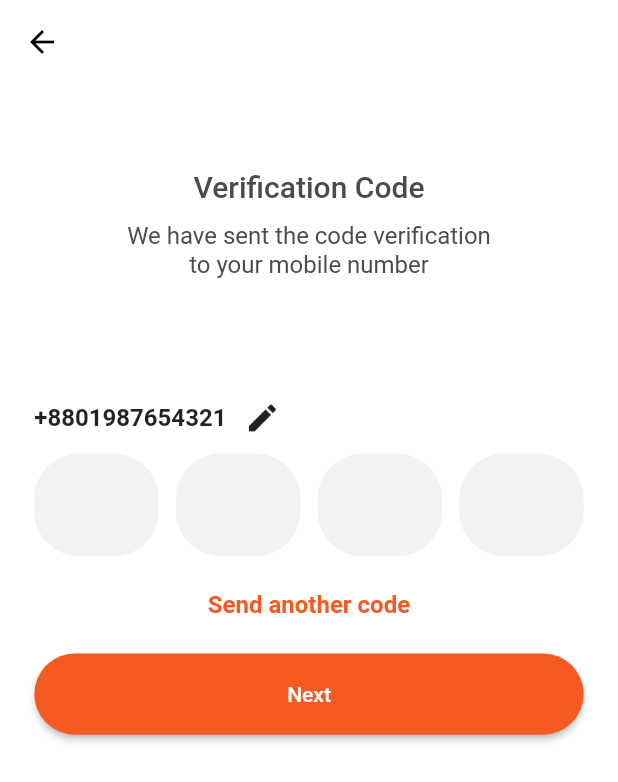
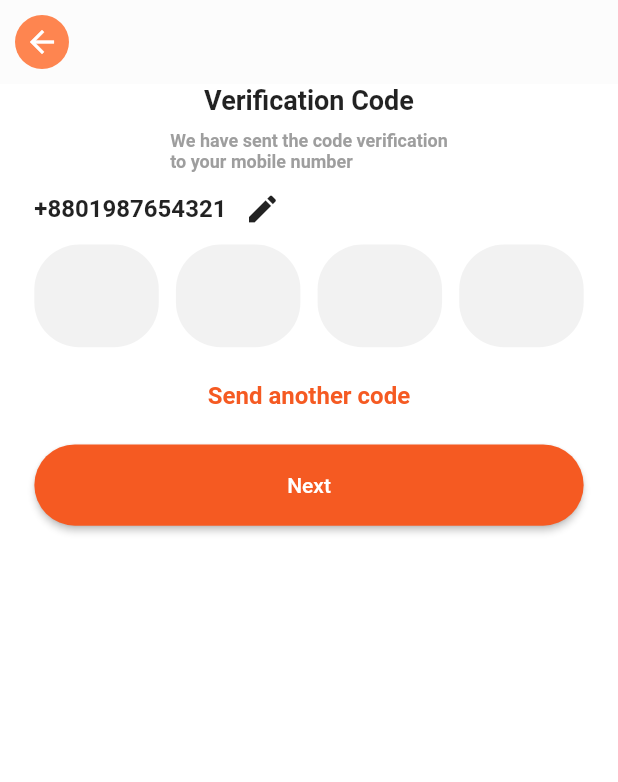
Before and after one commit to excelitai-imam/my_ride, a Flutter app: the PassResetPage screen opened by its route, after a tap on "Next", on a phone screen of 412 x 824 dp. Shown: the top 782 px of the screen. Run offline on Flutter 3.47's test engine with Material 2 defaults, Android fonts, the phone set to English and light mode, and no system bars; our stand-ins replace flutter_screenutil, font_awesome_flutter, lottie; missing offline and left inert: flutter_slider_indicator; network calls fail.

Commit message:
5th commit

```diff
--- a/lib/constants.dart
+++ b/lib/constants.dart
@@ -11,5 +11,5 @@ const String kRouteResetPass = '/passreset';
 const String kRouteLoginOtp = '/loginotp';
 const String kRouteRegisterOtp = '/registerotp';
 const String kRouteRestePassOtp = '/resetpassotp';
-const String kRoute = '/';
+const String kRouteNewPassOtp = '/newpass';
 // const String kRoute = '/';
--- a/lib/src/pages/entry/resetpass_otp_page.dart
+++ b/lib/src/pages/entry/resetpass_otp_page.dart
@@ -17,22 +17,55 @@ class _ResetpassOtpPageState extends State<ResetpassOtpPage> {
   Widget build(BuildContext context) {
     return Scaffold(
       appBar: AppBar(
-        backgroundColor: Colors.transparent,
         elevation: 0,
-        leading: const BackButton(
-          color: Colors.black,
+        backgroundColor: const Color(0xfffcfcfc),
+        leading: GestureDetector(
+          onTap: () {
+            Navigator.pushReplacementNamed(context, kRouteResetPass);
+          },
+          child: const Padding(
+            padding: EdgeInsets.symmetric(horizontal: 10),
+            child: CircleAvatar(
+              backgroundColor: Color(0xfffe8550),
+              child: Icon(Icons.arrow_back, color: Colors.white),
+            ),
+          ),
         ),
       ),
       body: Container(
         padding: EdgeInsets.symmetric(horizontal: kHorizontalPadding),
-        height: MediaQuery.of(context).size.height,
         child: Column(
+          // crossAxisAlignment: CrossAxisAlignment.center,
           children: [
-            const LoginRegistrationHeader(
-              centerText: true,
-              title: "Verification Code",
-              subTitle:
+            // const LoginRegistrationHeader(
+            //   centerText: true,
+            //   title: "Verification Code",
+            //   subTitle:
+            //       "We have sent the code verification\nto your mobile number",
+
+            // ),
+            Column(
+              crossAxisAlignment: CrossAxisAlignment.center,
+              children: const [
+                Text(
+                  "Verification Code",
+                  style: TextStyle(
+                    fontSize: 18,
+                    fontWeight: FontWeight.bold,
+                  ),
+                ),
+                SizedBox(
+                  height: 10,
+                ),
+                Text(
                   "We have sent the code verification\nto your mobile number",
+                  style: TextStyle(
+                    color: Colors.grey,
+                    fontSize: 12,
+                    fontWeight: FontWeight.bold,
+                  ),
+                ),
+              ],
             ),
             Row(
               children: [
@@ -78,11 +111,7 @@ class _ResetpassOtpPageState extends State<ResetpassOtpPage> {
             SizedBox(height: kVerticalPadding),
             ElevatedButton(
               onPressed: () {
-                Navigator.of(context).pushReplacement(
-                  MaterialPageRoute(
-                    builder: (context) => const ProfileSetupPage(),
-                  ),
-                );
+                Navigator.pushReplacementNamed(context, kRouteNewPassOtp);
               },
               child: const Text("Next"),
             ),
--- a/lib/src/pages/entry/resetpass_page.dart
+++ b/lib/src/pages/entry/resetpass_page.dart
@@ -7,15 +7,23 @@ class PassResetPage extends StatelessWidget {
   Widget build(BuildContext context) {
     return Scaffold(
       appBar: AppBar(
-        backgroundColor: Colors.transparent,
         elevation: 0,
-        leading: const BackButton(
-          color: Colors.black,
+        backgroundColor: const Color(0xfffcfcfc),
+        leading: GestureDetector(
+          onTap: () {
+            Navigator.pushReplacementNamed(context, kRouteLogin2);
+          },
+          child: const Padding(
+            padding: EdgeInsets.symmetric(horizontal: 10),
+            child: CircleAvatar(
+              backgroundColor: Color(0xfffe8550),
+              child: Icon(Icons.arrow_back, color: Colors.white),
+            ),
+          ),
         ),
       ),
       body: Container(
         padding: EdgeInsets.symmetric(horizontal: kHorizontalPadding),
-        height: MediaQuery.of(context).size.height,
         child: Column(
           children: [
             const LoginRegistrationHeader(
--- a/lib/src/pages/pages.dart
+++ b/lib/src/pages/pages.dart
@@ -20,7 +20,7 @@ part 'entry/splash_page.dart';
 part 'entry/intro_page.dart';
 part 'entry/loginpage1.dart';
 part 'entry/loginpage2.dart';
-part 'entry/new_password.dart';
+part 'entry/newpass_page.dart';
 part 'entry/register_page1.dart';
 part 'entry/register_page2.dart';
 part 'entry/resetpass_page.dart';
--- a/lib/src/widgets/login_register_header.dart
+++ b/lib/src/widgets/login_register_header.dart
@@ -15,6 +15,7 @@ class LoginRegistrationHeader extends StatelessWidget {
   @override
   Widget build(BuildContext context) {
     return Column(
+      crossAxisAlignment: CrossAxisAlignment.start,
       children: [
         SizedBox(height: kVerticalPadding * 2.5),
         Text(
--- a/lib/src/widgets/widgets.dart
+++ b/lib/src/widgets/widgets.dart
@@ -3,7 +3,7 @@ library widgets;
 import 'package:flutter/gestures.dart';
 import 'package:flutter/material.dart';
 import 'package:flutter_screenutil/flutter_screenutil.dart';
-import 'package:lottie/lottie.dart';
+//import 'package:lottie/lottie.dart';
 import 'package:my_ride/styles/styles.dart';
 
 part 'login_register_footer.dart';
```
Also changed, not shown: lib/main.dart (+6 -3 lines), lib/src/pages/entry/login_opt_page.dart (+12 -4 lines), lib/src/pages/entry/loginpage1.dart (+23 -7 lines), lib/src/pages/entry/loginpage2.dart (+16 -1 lines), lib/src/pages/entry/newpass_page.dart (renamed from lib/src/pages/entry/new_password.dart, +13 -4 lines), lib/src/pages/entry/profile_setup_page.dart (+16 -20 lines), lib/src/pages/entry/register_otp_page.dart (+12 -4 lines), lib/src/pages/entry/register_page1.dart (+54 -15 lines), lib/src/pages/entry/register_page2.dart (+15 -5 lines), assets/g.png (added), assets/my_ride_logo.jpg (deleted), 1 other file.
